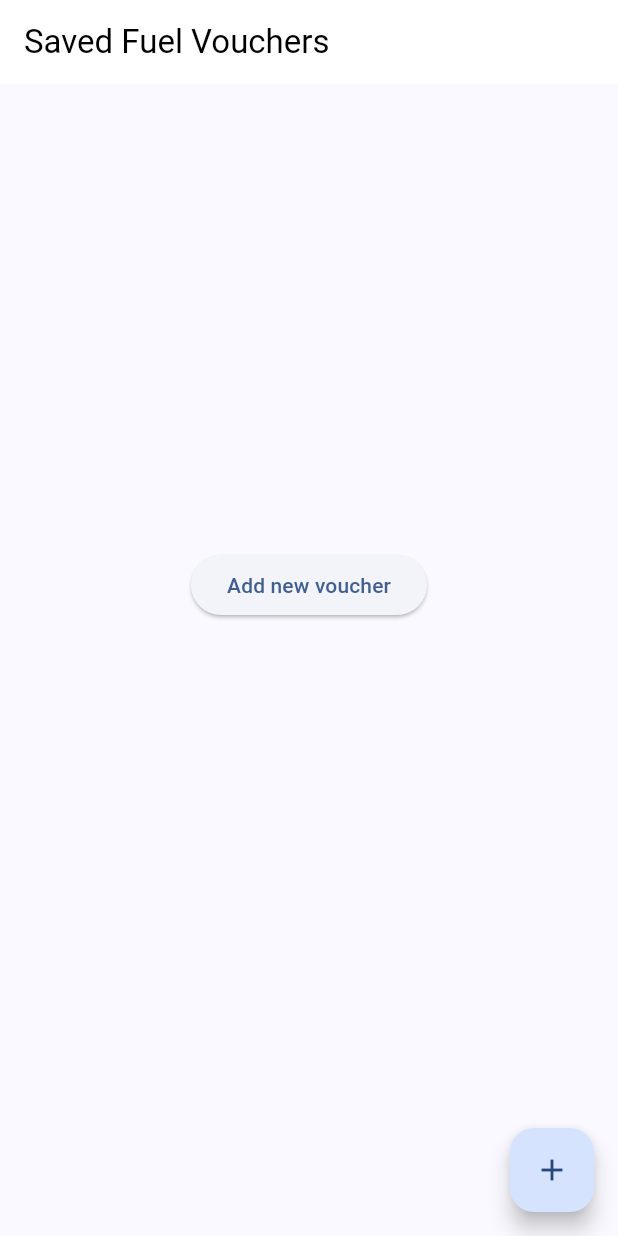
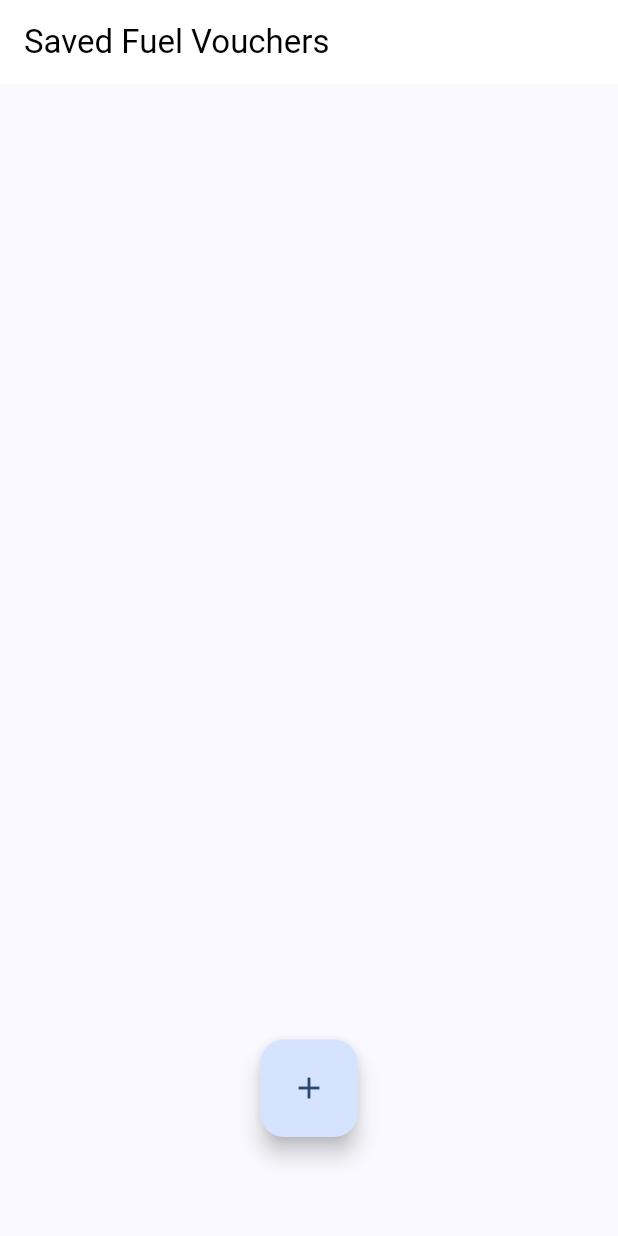
Before and after one commit to evoation-angus/supermarket_barcode_scanner, a Flutter app: the screen it shows after launch, on a phone screen of 412 x 824 dp. Run offline on Flutter 3.47's test engine with Material 2 defaults, Android fonts, the phone set to English and light mode, and no system bars; missing offline and left inert: flutter_barcode_scanner.

Commit message:
removed old button

```diff
--- a/lib/main.dart
+++ b/lib/main.dart
@@ -25,9 +25,19 @@ class MyApp extends StatelessWidget {
     return MaterialApp(
       // Remove the debug banner
       debugShowCheckedModeBanner: false,
-      title: 'KindaCode.com',
+      title: "Gas Voucher Scanner",
       theme: ThemeData(
-        primarySwatch: Colors.blue,
+        useMaterial3: true,
+
+        // Define the default brightness and colors.
+        colorScheme: ColorScheme.fromSeed(
+          seedColor: Colors.blue.shade800,
+          // ···
+          brightness: Brightness.light,
+        ),
+
+        // Define the default `TextTheme`. Use this to specify the default
+        // text styling for headlines, titles, bodies of text, and more.
       ),
       home: const HomeScreen(),
     );
@@ -49,23 +59,7 @@ class _HomeScreenState extends State<HomeScreen> {
 
   @override
   Widget build(BuildContext context) {
-    return MaterialApp(
-        debugShowCheckedModeBanner: false,
-        title: "Gas Voucher Scanner",
-        theme: ThemeData(
-          useMaterial3: true,
-
-          // Define the default brightness and colors.
-          colorScheme: ColorScheme.fromSeed(
-            seedColor: Colors.blue.shade800,
-            // ···
-            brightness: Brightness.light,
-          ),
-
-          // Define the default `TextTheme`. Use this to specify the default
-          // text styling for headlines, titles, bodies of text, and more.
-        ),
-        home: Scaffold(
+    return Scaffold(
           appBar: AppBar(
               title: const Text('Saved Fuel Vouchers',
                   style: TextStyle(color: Colors.black)),
@@ -73,11 +67,11 @@ class _HomeScreenState extends State<HomeScreen> {
           body: Builder(builder: (BuildContext context) {
             return Container(
                 alignment: Alignment.center,
-                child: Flex(
+                child: const Flex(
                     direction: Axis.vertical,
                     mainAxisAlignment: MainAxisAlignment.center,
                     children: <Widget>[
-                      ElevatedButton(
+                      /*ElevatedButton(
                           onPressed: () => {
                                 Navigator.push(
                                   context,
@@ -86,12 +80,18 @@ class _HomeScreenState extends State<HomeScreen> {
                                           const SecondRoute()),
                                 )
                               },
-                          child: const Text('Add new voucher')),
+                          child: const Text('Add new voucher')),*/
                       const SizedBox(height: 50),
                       const SizedBox(height: 50),
                     ]));
           }),
-          floatingActionButton: FloatingActionButton(
+          floatingActionButtonLocation: FloatingActionButtonLocation.centerFloat,
+          floatingActionButton: Padding(
+            padding: const EdgeInsets.only(bottom: 50.0),
+            child:SizedBox(
+            width: 65,
+            height: 65,
+            child:FloatingActionButton(
             tooltip: 'Add', // used by assistive technologies
             onPressed: () => {
               Navigator.push(
@@ -100,8 +100,8 @@ class _HomeScreenState extends State<HomeScreen> {
               )
             },
             child: const Icon(Icons.add),
-          ),
-        ));
+          ))),
+        );
   }
 }
 
```
